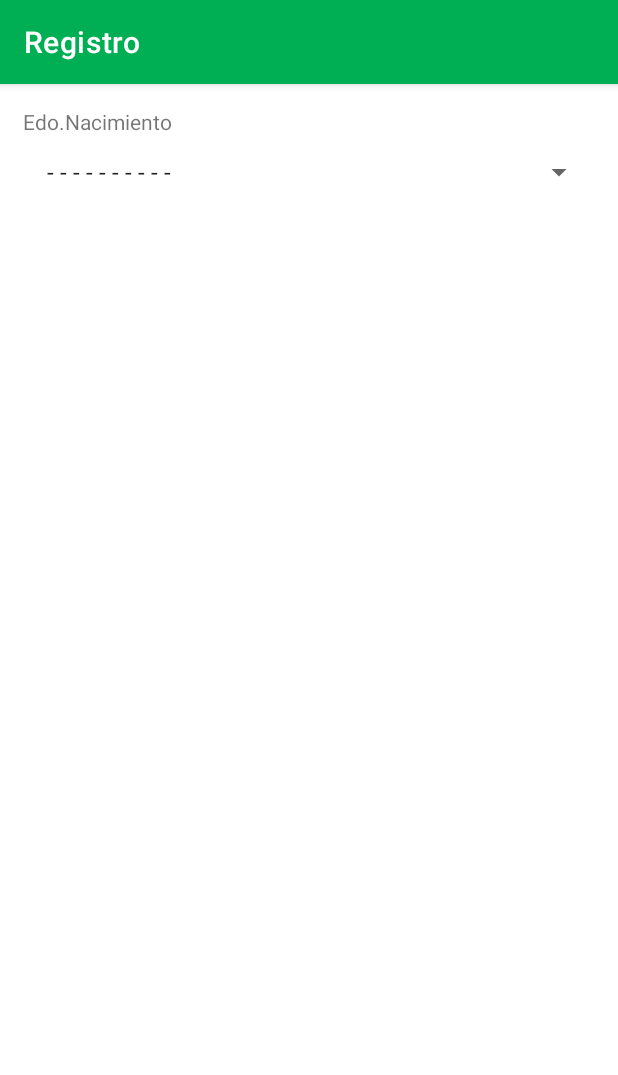
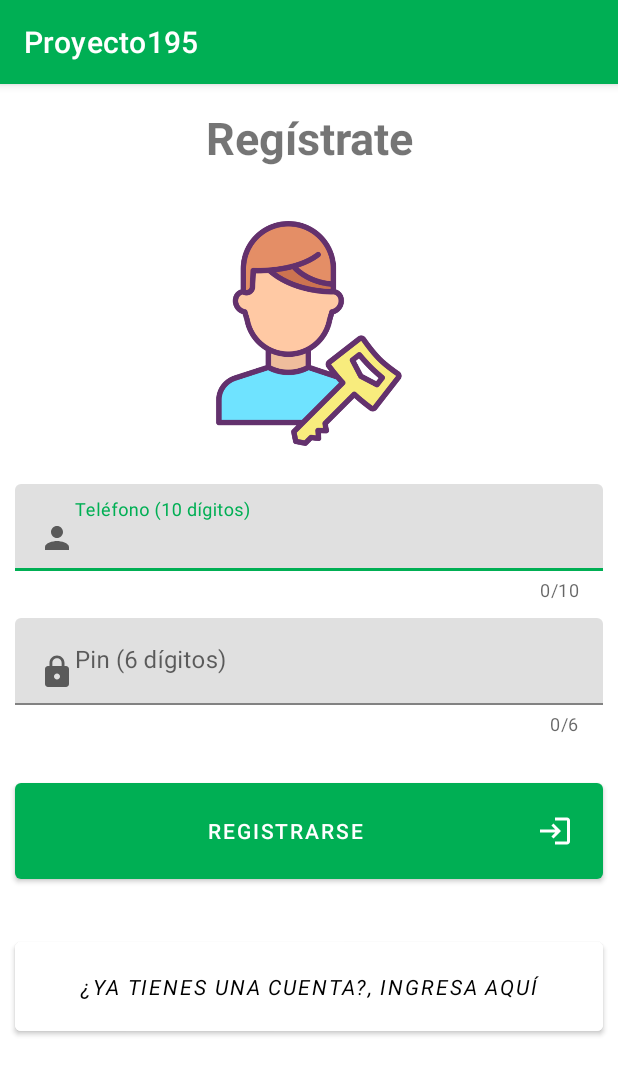
Before and after one commit to zavaletamx/dapps-t195, an Android app: the screen it shows after launch (RegistroActivity before the commit, RegistroActivityWs after it), after a tap on "¿NO TIENES UNA CUENTA?, REGISTRATE AQUÍ", on a phone screen of 412 x 824 dp. Shown: the top 1075 px of the screen. Run offline under Robolectric (Android 15) with nearby library versions, the phone set to English and light mode, and no system bars; our stand-ins replace Volley.

Commit message:
Registro de usuarios remoto vía webservice

```diff
--- a/app/src/main/java/mx/edu/uteq/dapps/proyecto195/EjemploWebServiceActivity.java
+++ b/app/src/main/java/mx/edu/uteq/dapps/proyecto195/EjemploWebServiceActivity.java
@@ -74,8 +74,8 @@ public class EjemploWebServiceActivity extends AppCompatActivity {
          */
         petServidor = new StringRequest(
                 Request.Method.GET,
-                // "https://zavaletazea.dev/json.php",
-                "http://192.168.0.15/json.php",
+                // "http://192.168.0.15/json.php",
+                "https://zavaletazea.dev/json.php",
                 new Response.Listener<String>() {
                     @Override
                     public void onResponse(String response) {
--- a/app/src/main/java/mx/edu/uteq/dapps/proyecto195/LoginActivity.java
+++ b/app/src/main/java/mx/edu/uteq/dapps/proyecto195/LoginActivity.java
@@ -30,7 +30,7 @@ public class LoginActivity extends AppCompatActivity {
     public void navRegistro(View v) {
         startActivity(new Intent(
                 LoginActivity.this,
-                RegistroActivity.class
+                RegistroActivityWs.class
         ));
     }
 
--- /dev/null
+++ b/app/src/main/java/mx/edu/uteq/dapps/proyecto195/RegistroActivityWs.java
@@ -0,0 +1,125 @@
+package mx.edu.uteq.dapps.proyecto195;
+
+import androidx.appcompat.app.AlertDialog;
+import androidx.appcompat.app.AppCompatActivity;
+
+import android.app.ProgressDialog;
+import android.content.Intent;
+import android.os.Bundle;
+import android.view.View;
+import android.widget.Toast;
+
+import com.android.volley.AuthFailureError;
+import com.android.volley.Request;
+import com.android.volley.RequestQueue;
+import com.android.volley.Response;
+import com.android.volley.VolleyError;
+import com.android.volley.toolbox.StringRequest;
+import com.android.volley.toolbox.Volley;
+import com.google.android.material.textfield.TextInputEditText;
+
+import java.math.BigInteger;
+import java.security.MessageDigest;
+import java.security.NoSuchAlgorithmException;
+import java.util.HashMap;
+import java.util.Map;
+
+public class RegistroActivityWs extends AppCompatActivity {
+
+    private TextInputEditText tietTel;
+    private TextInputEditText tietPin;
+    private AlertDialog.Builder alerta;
+    private ProgressDialog progress;
+
+    /*
+    Variables de Volley
+     */
+    private RequestQueue conServidor;
+    private StringRequest petServidor;
+
+    @Override
+    protected void onCreate(Bundle savedInstanceState) {
+        super.onCreate(savedInstanceState);
+        setContentView(R.layout.activity_registro_ws);
+
+        /*
+        Inicializar y vincular elementos de la vista
+         */
+        tietTel = findViewById(R.id.tiet_tel);
+        tietPin = findViewById(R.id.tiet_pin);
+        alerta = new AlertDialog.Builder(RegistroActivityWs.this);
+        progress = new ProgressDialog(RegistroActivityWs.this);
+
+        conServidor = Volley.newRequestQueue(RegistroActivityWs.this);
+    }
+
+
+    public void navRegistro(View v) {
+        progress.setTitle("Conectando");
+        progress.setMessage("Por favor espera...");
+        progress.setCancelable(false);
+        progress.setIndeterminate(true);
+        progress.show();
+
+        /*
+        Invocamos a la peticion al servidor con la url del registro
+         */
+        petServidor = new StringRequest(
+                Request.Method.POST,
+                "https://zavaletazea.dev/api-195/auth/registro",
+                //CODIGO PARA EL CASO EXITOSO
+                new Response.Listener<String>() {
+                    @Override
+                    public void onResponse(String response) {
+                        Toast.makeText(RegistroActivityWs.this, response, Toast.LENGTH_SHORT).show();
+                        progress.hide();
+                    }
+                },
+                //CODIGO PARA EL CASO DE ERROR
+                new Response.ErrorListener() {
+                    @Override
+                    public void onErrorResponse(VolleyError error) {
+                        Toast.makeText(RegistroActivityWs.this, error.toString(), Toast.LENGTH_SHORT).show();
+                        progress.hide();
+                    }
+                }
+        ){
+            @Override
+            protected Map<String, String> getParams() throws AuthFailureError {
+                /* Creamos un Hash (clave,valor) con los datos que desemos enviar al servicio */
+                final String tel = tietTel.getText().toString();
+                final String pin = tietPin.getText().toString();
+
+                Map<String, String> params = new HashMap<>();
+                /* Agregamos cada elemento como variable del servicio */
+                params.put("tel", tel);
+                params.put("pin", MD5_Hash(pin));
+
+                return params;
+            }
+        };
+        conServidor.add(petServidor);
+    }
+
+    public void navLogin(View v) {
+        startActivity(new Intent(
+                RegistroActivityWs.this,
+                LoginActivity.class
+        ));
+    }
+
+    public String MD5_Hash(String s) {
+        MessageDigest m = null;
+
+        try {
+            m = MessageDigest.getInstance("MD5");
+        } catch (NoSuchAlgorithmException e) {
+            e.printStackTrace();
+        }
+
+        m.update(s.getBytes(),0,s.length());
+        String hash = new BigInteger(1, m.digest()).toString(16);
+        return hash;
+    }
+
+}
--- /dev/null
+++ b/app/src/main/res/layout/activity_registro_ws.xml
@@ -0,0 +1,91 @@
+<?xml version="1.0" encoding="utf-8"?>
+<androidx.core.widget.NestedScrollView xmlns:android="http://schemas.android.com/apk/res/android"
+    xmlns:app="http://schemas.android.com/apk/res-auto"
+    xmlns:tools="http://schemas.android.com/tools"
+    android:layout_width="match_parent"
+    android:layout_height="match_parent"
+    tools:context=".RegistroActivityWs">
+
+    <LinearLayout
+        android:layout_width="match_parent"
+        android:layout_height="wrap_content"
+        android:orientation="vertical">
+
+        <TextView
+            android:layout_width="match_parent"
+            android:layout_height="wrap_content"
+            android:textAlignment="center"
+            android:textStyle="bold"
+            android:text="Regístrate"
+            android:textSize="30sp"
+            android:layout_marginVertical="15dp" />
+
+        <ImageView
+            android:layout_width="match_parent"
+            android:layout_height="150dp"
+            android:layout_marginVertical="20dp"
+            android:src="@drawable/login" />
+
+        <com.google.android.material.textfield.TextInputLayout
+            android:layout_width="match_parent"
+            android:layout_height="wrap_content"
+            android:layout_marginHorizontal="10dp"
+            android:layout_marginVertical="5dp"
+            app:counterMaxLength="10"
+            app:counterEnabled="true">
+
+            <com.google.android.material.textfield.TextInputEditText
+                android:id="@+id/tiet_tel"
+                android:layout_width="match_parent"
+                android:layout_height="wrap_content"
+                android:hint="Teléfono (10 dígitos)"
+                android:drawableLeft="@drawable/ic_person"
+                android:maxLength="10"
+                android:inputType="phone"/>
+        </com.google.android.material.textfield.TextInputLayout>
+
+        <com.google.android.material.textfield.TextInputLayout
+            android:layout_width="match_parent"
+            android:layout_height="wrap_content"
+            android:layout_marginHorizontal="10dp"
+            android:layout_marginVertical="5dp"
+            app:counterMaxLength="6"
+            app:counterEnabled="true">
+
+            <com.google.android.material.textfield.TextInputEditText
+                android:id="@+id/tiet_pin"
+                android:layout_width="match_parent"
+                android:layout_height="wrap_content"
+                android:hint="Pin (6 dígitos)"
+                android:drawableLeft="@drawable/ic_lock"
+                android:maxLength="6"
+                android:inputType="numberPassword"/>
+        </com.google.android.material.textfield.TextInputLayout>
+
+        <Button
+            android:layout_width="match_parent"
+            android:layout_height="wrap_content"
+            android:text="Registrarse"
+            android:layout_marginHorizontal="10dp"
+            android:layout_marginVertical="20dp"
+            android:padding="20dp"
+            android:drawableRight="@drawable/ic_login"
+            android:onClick="navRegistro"/>
+
+        <Button
+            android:layout_width="match_parent"
+            android:layout_height="wrap_content"
+            android:text="¿Ya tienes una cuenta?, ingresa aquí"
+            android:layout_marginHorizontal="10dp"
+            android:layout_marginVertical="10dp"
+            android:padding="20dp"
+            android:backgroundTint="#fff"
+            android:textColor="#000"
+            android:fontFamily="sans-serif"
+            android:textStyle="italic"
+            android:onClick="navLogin"/>
+
+
+    </LinearLayout>
+
+</androidx.core.widget.NestedScrollView>
```
Also changed, not shown: app/src/main/AndroidManifest.xml (+4 -4 lines).
